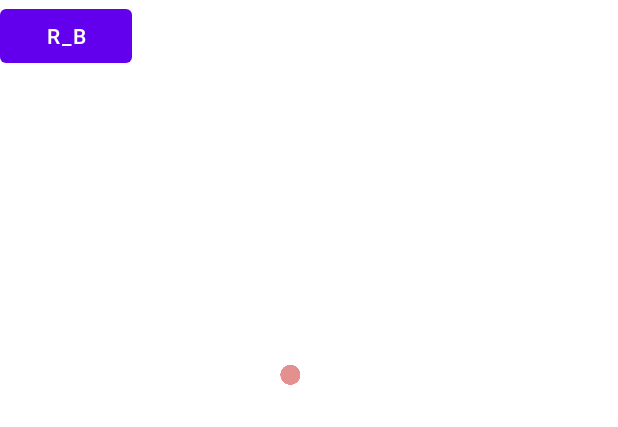
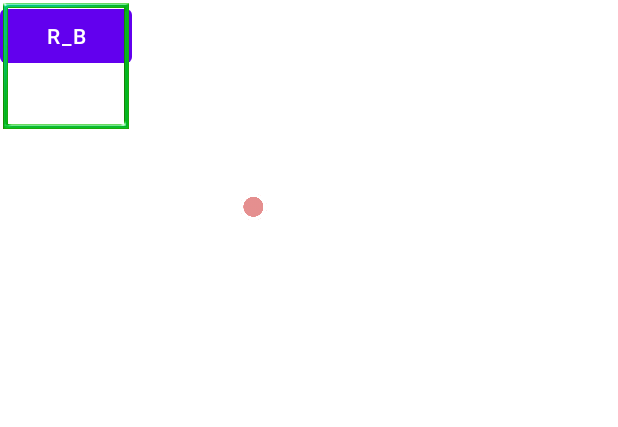
Before and after one commit to gyai/TATP-, an Android app: the layout activity_main.xml on its own in the app's theme, with its tools: preview values and no code run, on a phone screen of 412 x 824 dp. Shown: the top 427 px of the screen. Run offline under Robolectric (Android 15) with nearby library versions, the light colour scheme and no system bars.

Commit message:
初期位置に枠追加し、アニメーション開始地点をわかりやすくした ヨー角補正すると初期位置が転送座標とポインタ表示地点がずれてることが分かった

```diff
--- a/app/src/main/res/layout/activity_main.xml
+++ b/app/src/main/res/layout/activity_main.xml
@@ -22,12 +22,20 @@
             android:id="@+id/pointerimg"
             android:layout_width="20dp"
             android:layout_height="20dp"
-            android:layout_marginStart="184dp"
-            android:layout_marginBottom="564dp"
+            android:layout_marginStart="71dp"
+            android:layout_marginTop="40dp"
             android:contentDescription="@string/pointer"
-            app:layout_constraintBottom_toBottomOf="parent"
-            app:layout_constraintStart_toStartOf="parent"
+            app:layout_constraintStart_toEndOf="@+id/wakuimage"
+            app:layout_constraintTop_toBottomOf="@+id/wakuimage"
             app:srcCompat="@drawable/pointer" />
+
+        <ImageView
+            android:id="@+id/wakuimage"
+            android:layout_width="88dp"
+            android:layout_height="88dp"
+            app:layout_constraintStart_toStartOf="@+id/button"
+            app:layout_constraintTop_toTopOf="@+id/button"
+            app:srcCompat="@drawable/waku" />
 
 
 </androidx.constraintlayout.widget.ConstraintLayout>
--- a/app/src/main/res/values/strings.xml
+++ b/app/src/main/res/values/strings.xml
@@ -8,6 +8,7 @@
     <string name="text2">ボタンを押してね</string>
     <string name="pointer">TODO</string>
     <string name="r_b">r_b</string>
+    <string name="waku">TODO</string>
 
 
 </resources>
```
Also changed, not shown: app/src/main/java/com/example/TATP/MainActivity.java (+14 -1 lines), app/src/main/res/drawable/waku.png (added).
